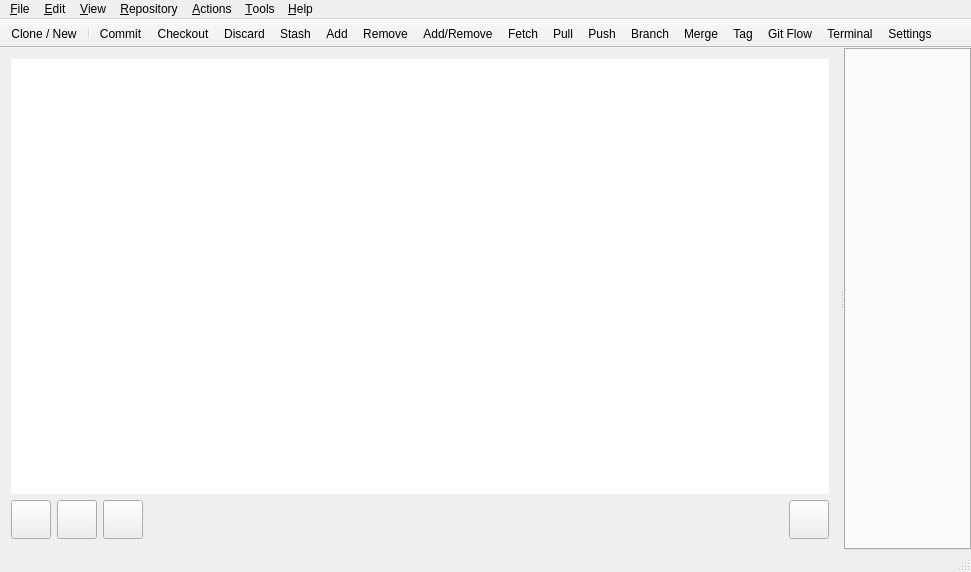
Qt form qgitmastermainwindow.ui (bokic/gitmaster) before a commit.
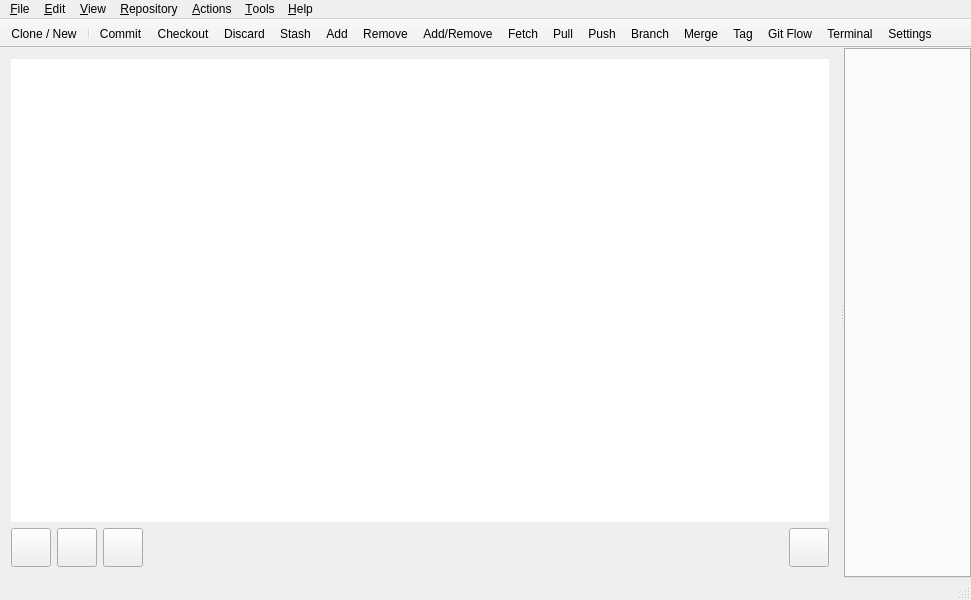
The same form after that commit. Icons and pictures are not drawn. Custom widgets are drawn as their Qt base class.

Commit message: Update main window size.

Patch:
```diff
--- a/qgitmastermainwindow.ui
+++ b/qgitmastermainwindow.ui
@@ -7,7 +7,7 @@
     <x>0</x>
     <y>0</y>
     <width>971</width>
-    <height>572</height>
+    <height>600</height>
    </rect>
   </property>
   <property name="windowTitle">
```
Left out of the diff: 2 changed lines with no effect on the pictures.
